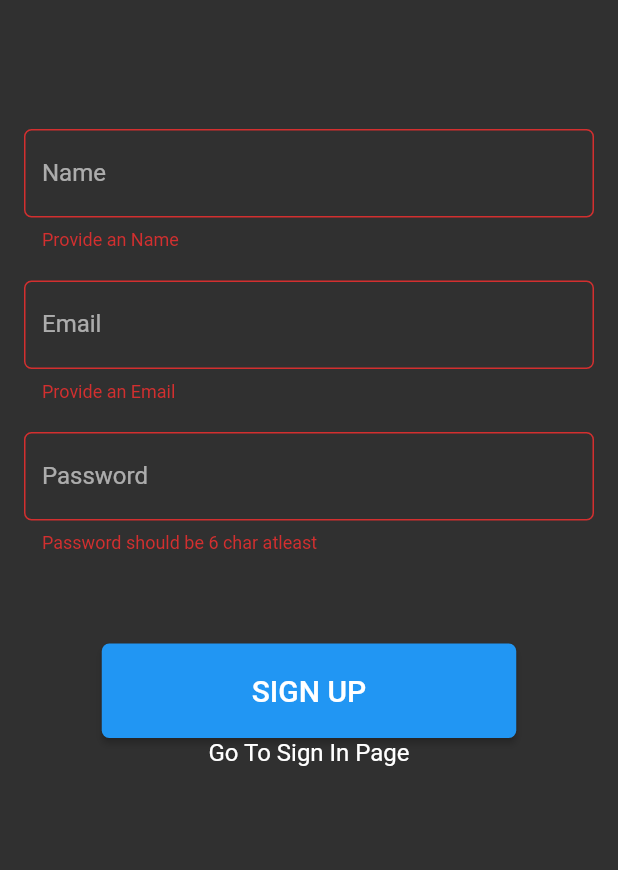
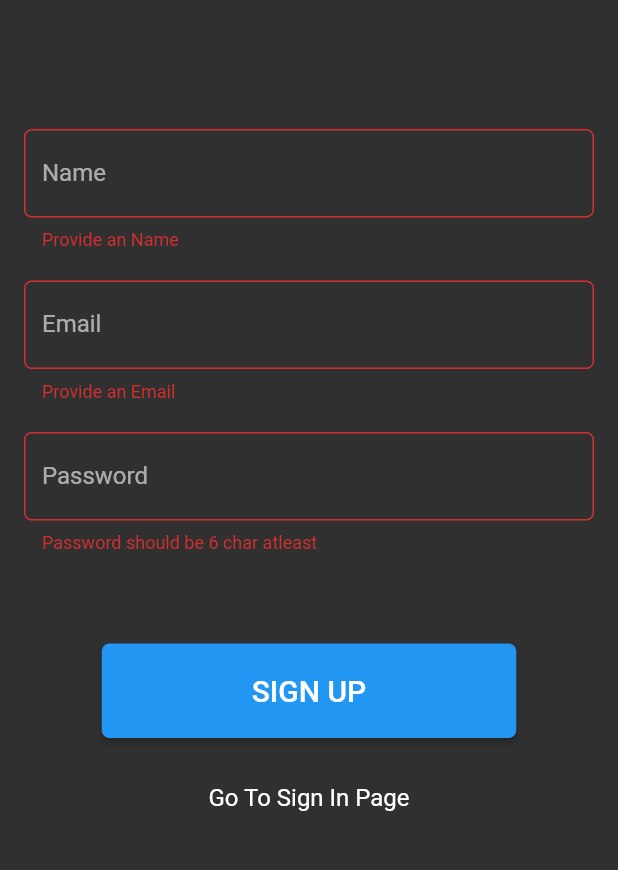
Before and after one commit to NitishArora2000/Firebase-Authentication-, a Flutter app: the screen it shows after launch, after a tap on "Create An Account", after a tap on "SIGN UP", on a phone screen of 412 x 824 dp, the part 309-1179 px from its top. Run offline on Flutter 3.47's test engine with Material 2 defaults, Android fonts, the phone set to English and light mode, and no system bars; our stand-ins replace firebase_auth, velocity_x; accounts and stored records are empty.

Commit message:
first commit

```diff
--- a/lib/SigninPage.dart
+++ b/lib/SigninPage.dart
@@ -1,5 +1,6 @@
 import 'package:flutter/material.dart';
 import 'package:firebase_auth/firebase_auth.dart';
+import 'package:velocity_x/velocity_x.dart';
 
 class SigninPage extends StatefulWidget {
   @override
@@ -139,13 +140,16 @@ class _SigninPageState extends State<SigninPage> {
                             ),
                           ),
                         ),
-                        GestureDetector(
+                        Container(
+                          padding: EdgeInsets.only(top: 30),
+                          child: GestureDetector(
                             onTap: naviagteToSignupPage,
                             child: Text(
                               'Create An Account',
                               textAlign: TextAlign.center,
                               style: TextStyle(
                                 fontSize: 16.0,
+                              ),
                             ),
                           ),
                         )
--- a/lib/SignupPage.dart
+++ b/lib/SignupPage.dart
@@ -56,7 +56,7 @@ class _SignupPageState extends State<SignupPage> {
       _formkey.currentState.save();
       try {
         FirebaseUser user = await _auth.createUserWithEmailAndPassword(
-            email: _email, password: _password);
+            email: _email.trim(), password: _password);
         if (user != null) {
           UserUpdateInfo updateuser = UserUpdateInfo();
           updateuser.displayName = _name;
@@ -172,13 +172,16 @@ class _SignupPageState extends State<SignupPage> {
                             ),
                           ),
                         ),
-                        GestureDetector(
+                        Container(
+                          padding: EdgeInsets.only(top: 30),
+                          child: GestureDetector(
                             onTap: navigatetosigninScreen,
                             child: Text(
                               'Go To Sign In Page',
                               textAlign: TextAlign.center,
                               style: TextStyle(
                                 fontSize: 16.0,
+                              ),
                             ),
                           ),
                         )
--- a/lib/main.dart
+++ b/lib/main.dart
@@ -9,13 +9,13 @@ class MyApp extends StatelessWidget {
   @override
   Widget build(BuildContext context) {
     return MaterialApp(
+        debugShowCheckedModeBanner: false,
         title: 'FIREBASE LOGIN',
         theme: ThemeData.dark(),
         home: Homepage(),
         routes: <String, WidgetBuilder>{
           "/SigninPage": (BuildContext context) => SigninPage(),
           "/SignupPage": (BuildContext context) => SignupPage(),
-
         });
   }
 }
```
Also changed, not shown: pubspec.yaml (+2 -8 lines), pubspec.lock, 1 other file. Lines whose indentation alone changed are shown as unchanged.
